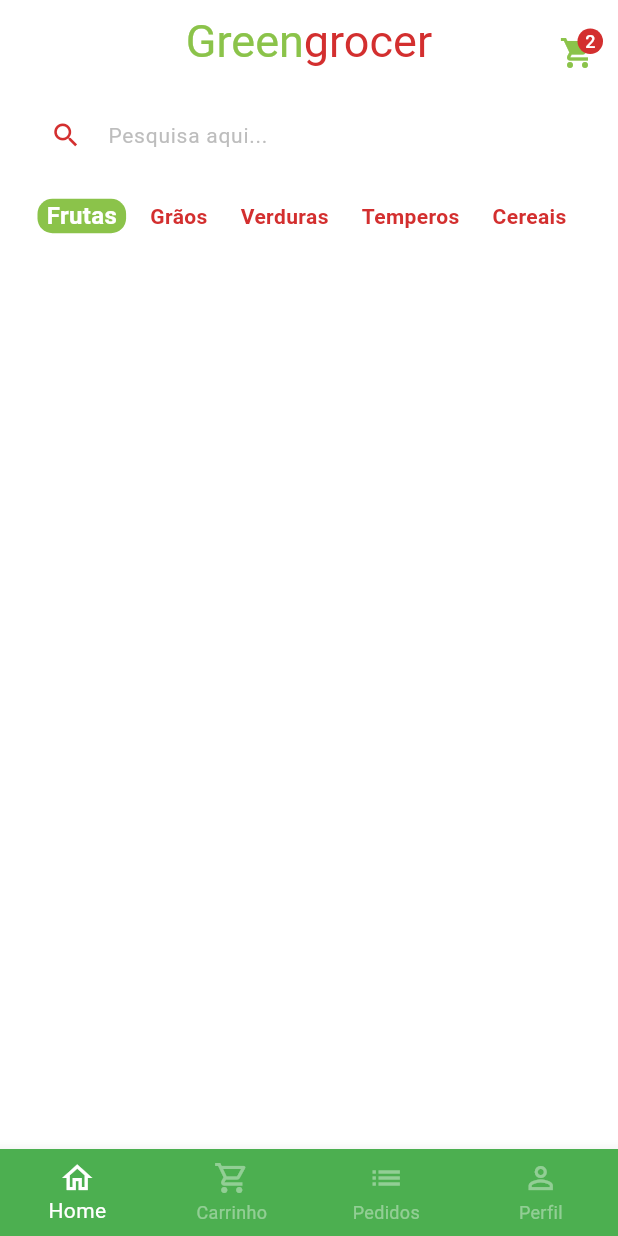
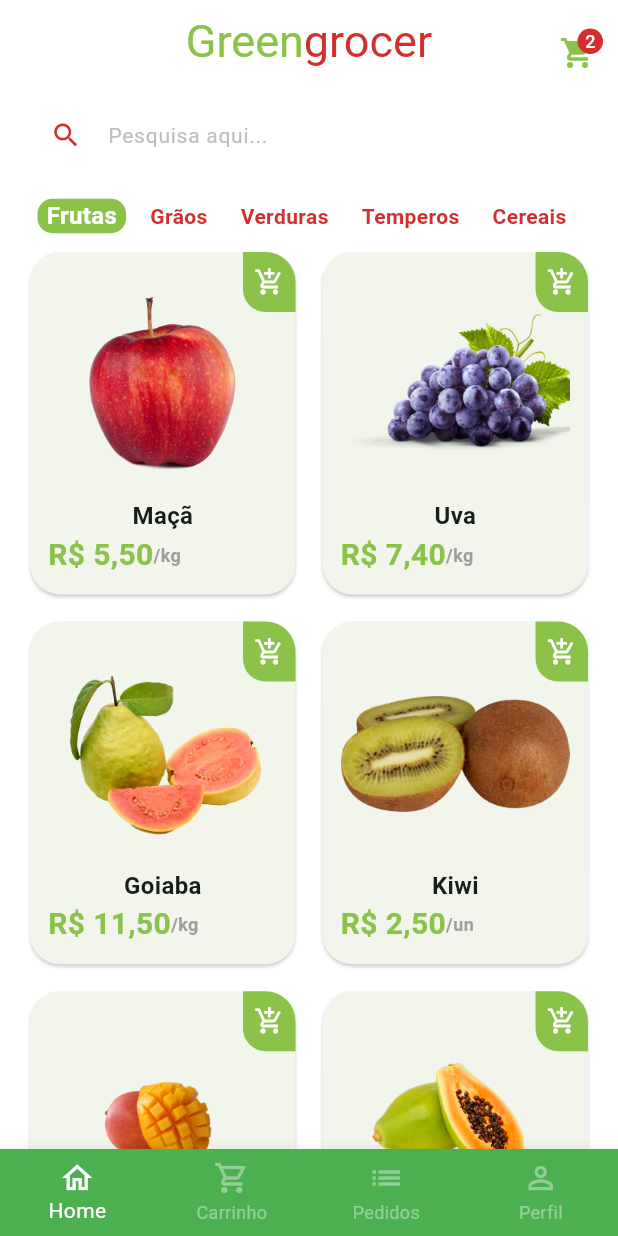
Before and after one commit to GabrielNinow/MarketApp, a Flutter app: the BaseScreen screen opened directly, on a phone screen of 412 x 824 dp. Run offline on Flutter 3.47's test engine with Material 2 defaults, Android fonts, the phone set to English and light mode, and no system bars.

Commit message:
Finished MainScreen UI

```diff
--- a/lib/main.dart
+++ b/lib/main.dart
@@ -1,5 +1,5 @@
 import 'package:flutter/material.dart';
-import './src/auth/sign_in_screen.dart';
+import 'src/pages/auth/sign_in_screen.dart';
 
 void main() {
   runApp(const MyApp());
--- a/lib/src/config/app_data.dart
+++ b/lib/src/config/app_data.dart
@@ -1,9 +1,65 @@
 import 'package:market/src/models/item_model.dart';
 
 ItemModel apple = ItemModel(
-  itemName: itemName,
-  imgUrl: imgUrl,
-  unit: unit,
-  price: price,
-  description: description,
+  description:
+      'A melhor maçã da região e que conta com o melhor preço de qualquer quitanda. Este item conta com vitaminas essenciais para o fortalecimento corporal, resultando em uma vida saudável.',
+  imgUrl: 'assets/fruits/apple.png',
+  itemName: 'Maçã',
+  price: 5.5,
+  unit: 'kg',
 );
+
+ItemModel grape = ItemModel(
+  imgUrl: 'assets/fruits/grape.png',
+  itemName: 'Uva',
+  price: 7.4,
+  unit: 'kg',
+  description:
+      'A melhor uva da região e que conta com o melhor preço de qualquer quitanda. Este item conta com vitaminas essenciais para o fortalecimento corporal, resultando em uma vida saudável.',
+);
+
+ItemModel guava = ItemModel(
+  imgUrl: 'assets/fruits/guava.png',
+  itemName: 'Goiaba',
+  price: 11.5,
+  unit: 'kg',
+  description:
+      'A melhor goiaba da região e que conta com o melhor preço de qualquer quitanda. Este item conta com vitaminas essenciais para o fortalecimento corporal, resultando em uma vida saudável.',
+);
+
+ItemModel kiwi = ItemModel(
+  imgUrl: 'assets/fruits/kiwi.png',
+  itemName: 'Kiwi',
+  price: 2.5,
+  unit: 'un',
+  description:
+      'O melhor kiwi da região e que conta com o melhor preço de qualquer quitanda. Este item conta com vitaminas essenciais para o fortalecimento corporal, resultando em uma vida saudável.',
+);
+
+ItemModel mango = ItemModel(
+  imgUrl: 'assets/fruits/mango.png',
+  itemName: 'Manga',
+  price: 2.5,
+  unit: 'un',
+  description:
+      'A melhor manga da região e que conta com o melhor preço de qualquer quitanda. Este item conta com vitaminas essenciais para o fortalecimento corporal, resultando em uma vida saudável.',
+);
+
+ItemModel papaya = ItemModel(
+  imgUrl: 'assets/fruits/papaya.png',
+  itemName: 'Mamão papaya',
+  price: 8,
+  unit: 'kg',
+  description:
+      'O melhor mamão da região e que conta com o melhor preço de qualquer quitanda. Este item conta com vitaminas essenciais para o fortalecimento corporal, resultando em uma vida saudável.',
+);
+
+List<ItemModel> items = [apple, grape, guava, kiwi, mango, papaya];
+
+List<String> categories = [
+  'Frutas',
+  'Grãos',
+  'Verduras',
+  'Temperos',
+  'Cereais'
+];
--- a/lib/src/pages/base/base_screen.dart
+++ b/lib/src/pages/base/base_screen.dart
@@ -19,7 +19,7 @@ class _BaseScreenState extends State<BaseScreen> {
         physics: const NeverScrollableScrollPhysics(),
         controller: pageController,
         children: [
-          HomeTab(),
+          const HomeTab(),
           Container(color: Colors.green),
           Container(color: Colors.blue),
           Container(color: Colors.white),
--- /dev/null
+++ b/lib/src/pages/home/components/item_tile.dart
@@ -0,0 +1,83 @@
+import 'package:flutter/material.dart';
+import 'package:market/src/config/custom_colors.dart';
+import 'package:market/src/models/item_model.dart';
+import 'package:market/src/services/utils_services.dart';
+
+class ItemTile extends StatelessWidget {
+  ItemTile({super.key, required this.item});
+
+  final ItemModel item;
+
+  UtilsServices utilsServices = UtilsServices();
+
+  @override
+  Widget build(BuildContext context) {
+    return Stack(
+      children: [
+        Card(
+          elevation: 1,
+          shadowColor: Colors.grey.shade300,
+          shape:
+              RoundedRectangleBorder(borderRadius: BorderRadius.circular(20)),
+          child: Padding(
+            padding: const EdgeInsets.all(12),
+            child: Column(
+              children: [
+                Expanded(child: Image.asset(item.imgUrl)),
+
+                Text(
+                  item.itemName,
+                  style: const TextStyle(
+                    fontSize: 16,
+                    fontWeight: FontWeight.bold,
+                  ),
+                ),
+
+                Row(
+                  children: [
+                    Text(
+                      utilsServices.priceToCurrency(item.price),
+                      style: TextStyle(
+                        fontWeight: FontWeight.bold,
+                        fontSize: 20,
+                        color: CustomColors.customSwatchColor,
+                      ),
+                    ),
+                    Text(
+                      '/${item.unit}',
+                      style: TextStyle(
+                        color: Colors.grey.shade500,
+                        fontWeight: FontWeight.bold,
+                        fontSize: 12,
+                      ),
+                    )
+                  ],
+                ) //unidade
+              ],
+            ),
+          ),
+        ),
+        Positioned(
+            top: 4,
+            right: 4,
+            child: GestureDetector(
+              onTap: () {},
+              child: Container(
+                height: 40,
+                width: 35,
+                decoration: BoxDecoration(
+                    color: CustomColors.customSwatchColor,
+                    borderRadius: const BorderRadius.only(
+                        bottomLeft: Radius.circular(15),
+                        topRight: Radius.circular(20))),
+                child: const Icon(
+                  Icons.add_shopping_cart_outlined,
+                  color: Colors.white,
+                  size: 20,
+                ),
+              ),
+            ))
+      ],
+    );
+  }
+}
--- a/lib/src/pages/home/home_tab.dart
+++ b/lib/src/pages/home/home_tab.dart
@@ -1,28 +1,23 @@
 import 'package:flutter/material.dart';
 import 'package:market/src/config/custom_colors.dart';
+import 'package:market/src/pages/home/components/item_tile.dart';
 import './components/category_tile.dart';
+import 'package:market/src/config/app_data.dart' as app_data;
 
 class HomeTab extends StatefulWidget {
-  HomeTab({Key? key}) : super(key: key);
+  const HomeTab({Key? key}) : super(key: key);
 
   @override
   State<HomeTab> createState() => _HomeTabState();
 }
 
 class _HomeTabState extends State<HomeTab> {
-  List<String> categories = [
-    'Frutas',
-    'Grãos',
-    'Verduras',
-    'Temperos',
-    'Cereais',
-  ];
-
   String selectedCategory = 'Frutas';
 
   @override
   Widget build(BuildContext context) {
     return Scaffold(
+      //appBar
       appBar: AppBar(
         backgroundColor: Colors.transparent,
         elevation: 0,
@@ -69,6 +64,7 @@ class _HomeTabState extends State<HomeTab> {
         ],
       ),
       body: Column(children: [
+        //inputPesquisa
         Padding(
           padding: const EdgeInsets.symmetric(horizontal: 20, vertical: 10),
           child: TextFormField(
@@ -91,6 +87,7 @@ class _HomeTabState extends State<HomeTab> {
                     ))),
           ),
         ),
+        //container
         Container(
           padding: const EdgeInsets.only(left: 25),
           height: 40,
@@ -98,11 +95,11 @@ class _HomeTabState extends State<HomeTab> {
               scrollDirection: Axis.horizontal,
               itemBuilder: (_, index) {
                 return CategoryTile(
-                  category: categories[index],
-                  isSelected: categories[index] == selectedCategory,
+                  category: app_data.categories[index],
+                  isSelected: app_data.categories[index] == selectedCategory,
                   onPressed: () {
                     setState(() {
-                      selectedCategory = categories[index];
+                      selectedCategory = app_data.categories[index];
                     });
                   },
                 );
@@ -110,7 +107,24 @@ class _HomeTabState extends State<HomeTab> {
               separatorBuilder: (_, index) => const SizedBox(
                     width: 10,
                   ),
-              itemCount: categories.length),
+              itemCount: app_data.categories.length),
+        ),
+        //gridView
+        Expanded(
+          child: GridView.builder(
+            padding: const EdgeInsets.fromLTRB(16, 0, 16, 16),
+            physics: const BouncingScrollPhysics(),
+            gridDelegate: const SliverGridDelegateWithFixedCrossAxisCount(
+              crossAxisCount: 2,
+              mainAxisSpacing: 10,
+              crossAxisSpacing: 10,
+              childAspectRatio: 9 / 11.5,
+            ),
+            itemCount: app_data.items.length,
+            itemBuilder: (_, index) {
+              return ItemTile(item: app_data.items[index]);
+            },
+          ),
         )
       ]),
     );
--- /dev/null
+++ b/lib/src/services/utils_services.dart
@@ -0,0 +1,10 @@
+import 'package:intl/intl.dart';
+
+class UtilsServices {
+  priceToCurrency(double price) {
+    NumberFormat numberFormat =
+        new NumberFormat.simpleCurrency(locale: 'pt_BR');
+
+    return numberFormat.format(price);
+  }
+}
--- a/pubspec.yaml
+++ b/pubspec.yaml
@@ -14,6 +14,7 @@ dependencies:
 
   cupertino_icons: ^1.0.2
   badges: ^3.1.1
+  intl: ^0.18.1
 
 dev_dependencies:
   flutter_test:
```
Also changed, not shown: pubspec.lock.
